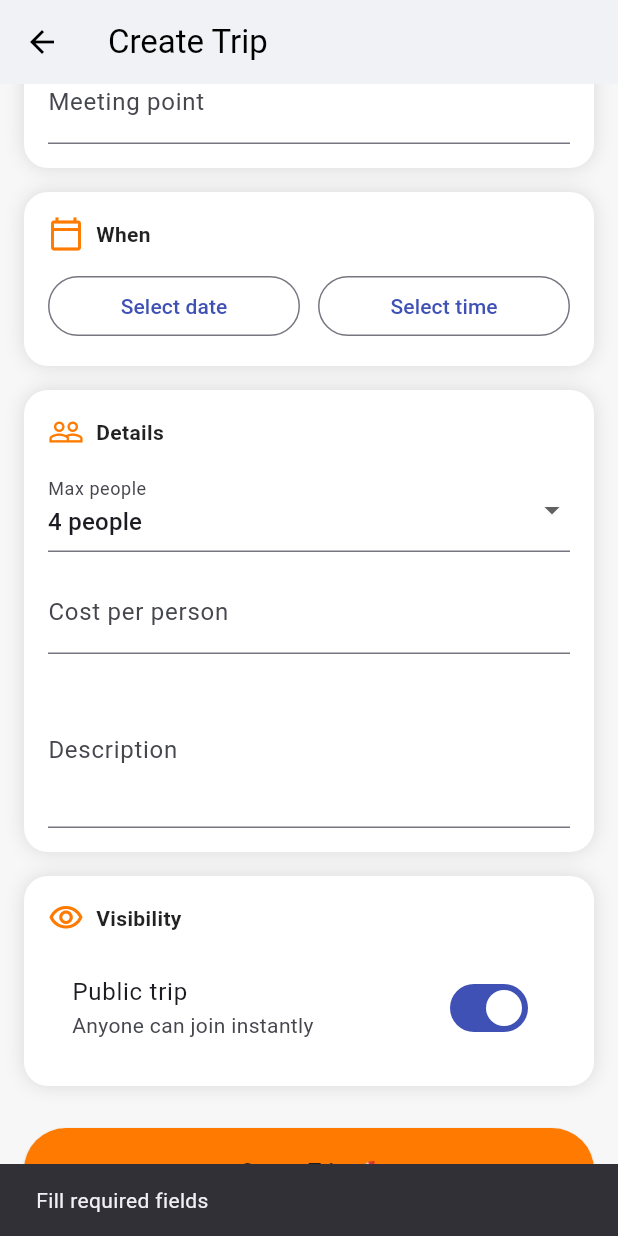
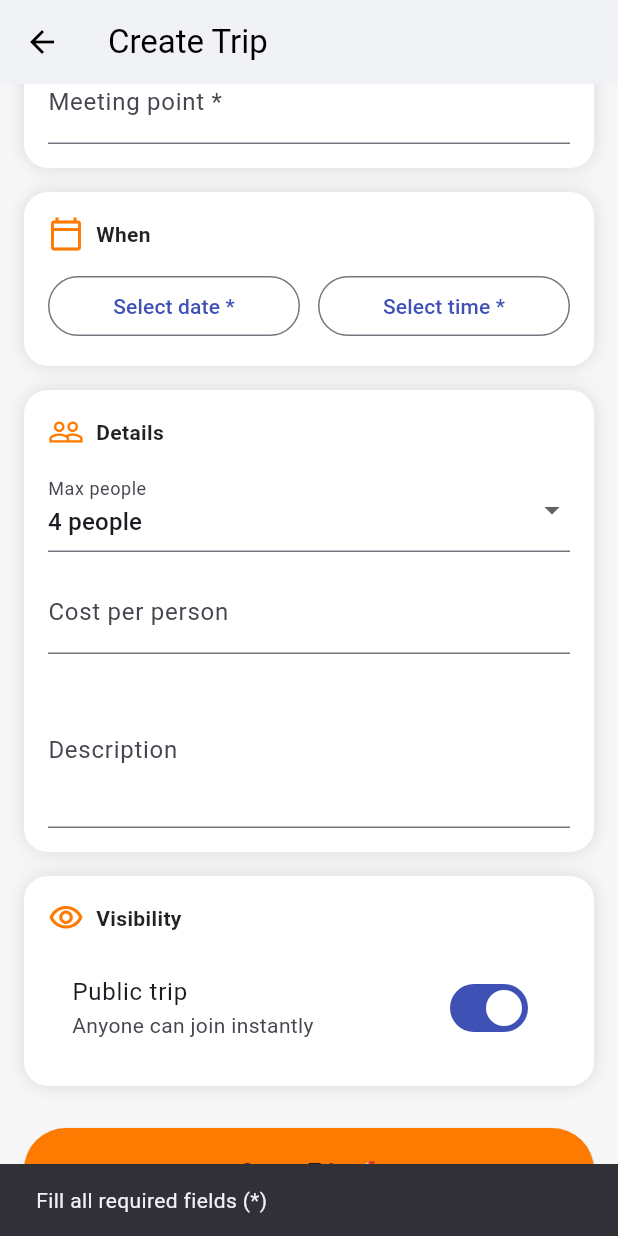
Before and after one commit to Mokshith-0603/WeGoVroom, a Flutter app: the CreateTripScreen screen opened directly, scrolled down 220 dp, after a tap on "Create Trip 🚀", on a phone screen of 412 x 824 dp. Run offline on Flutter 3.47's test engine with Material 3 defaults, Android fonts, the phone set to English and light mode, and no system bars; our stand-ins replace cloud_firestore, firebase_auth, firebase_core; accounts and stored records are empty.

Commit message:
Dione 3 required changes

```diff
--- a/lib/features/trips/screens/create_trip_screen.dart
+++ b/lib/features/trips/screens/create_trip_screen.dart
@@ -118,10 +118,19 @@ class _CreateTripScreenState extends State<CreateTripScreen> {
 
     if (fromController.text.isEmpty ||
         destination.isEmpty ||
+        meetingController.text.trim().isEmpty ||
         selectedDate == null ||
         selectedTime == null) {
       ScaffoldMessenger.of(context)
-          .showSnackBar(const SnackBar(content: Text("Fill required fields")));
+          .showSnackBar(const SnackBar(content: Text("Fill all required fields (*)")));
+      return;
+    }
+
+    final parsedCost = int.tryParse(costController.text.trim()) ?? 0;
+    if (parsedCost > 2000) {
+      ScaffoldMessenger.of(context).showSnackBar(
+        const SnackBar(content: Text("Cost per person cannot be more than 2000")),
+      );
       return;
     }
 
@@ -169,7 +178,7 @@ class _CreateTripScreenState extends State<CreateTripScreen> {
         "from": fromController.text.trim(),
         "to": destination,
         "meetingPoint": meetingController.text.trim(),
-        "cost": int.tryParse(costController.text) ?? 0,
+        "cost": parsedCost,
         "maxPeople": maxPeople,
         "joined": 1,
         "description": descController.text.trim(),
@@ -322,7 +331,7 @@ class _CreateTripScreenState extends State<CreateTripScreen> {
                   TextField(
                     controller: fromController,
                     decoration:
-                        const InputDecoration(labelText: "Departure point"),
+                        const InputDecoration(labelText: "Departure point *"),
                   ),
                   const SizedBox(height: 12),
                   DropdownButtonFormField<String>(
@@ -334,7 +343,7 @@ class _CreateTripScreenState extends State<CreateTripScreen> {
                     onChanged: (v) =>
                         setState(() => selectedDestination = v!),
                     decoration:
-                        const InputDecoration(labelText: "Destination"),
+                        const InputDecoration(labelText: "Destination *"),
                   ),
                   if (isOther)
                     TextField(
@@ -343,11 +352,11 @@ class _CreateTripScreenState extends State<CreateTripScreen> {
                           const InputDecoration(labelText: "Enter destination"),
                     ),
                   const SizedBox(height: 12),
-                  TextField(
-                    controller: meetingController,
-                    decoration:
-                        const InputDecoration(labelText: "Meeting point"),
-                  ),
+                    TextField(
+                      controller: meetingController,
+                      decoration:
+                          const InputDecoration(labelText: "Meeting point *"),
+                    ),
                 ],
               ),
             ),
@@ -360,7 +369,7 @@ class _CreateTripScreenState extends State<CreateTripScreen> {
                     child: OutlinedButton(
                       onPressed: pickDate,
                       child: Text(selectedDate == null
-                          ? "Select date"
+                          ? "Select date *"
                           : selectedDate.toString().split(" ")[0]),
                     ),
                   ),
@@ -369,7 +378,7 @@ class _CreateTripScreenState extends State<CreateTripScreen> {
                     child: OutlinedButton(
                       onPressed: pickTime,
                       child: Text(selectedTime == null
-                          ? "Select time"
+                          ? "Select time *"
                           : selectedTime!.format(context)),
                     ),
                   ),
```
Also changed, not shown: lib/features/contact/screens/contact_us_screen.dart (+19 -5 lines), lib/features/trips/screens/trip_detail_screen.dart (+21 -0 lines), 1 other file.
